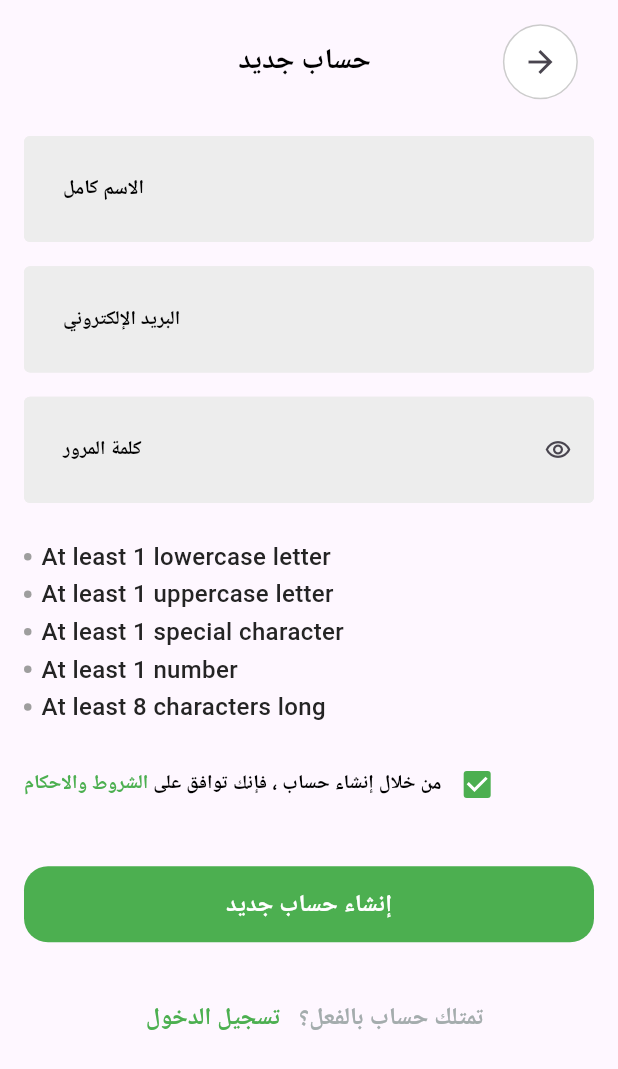
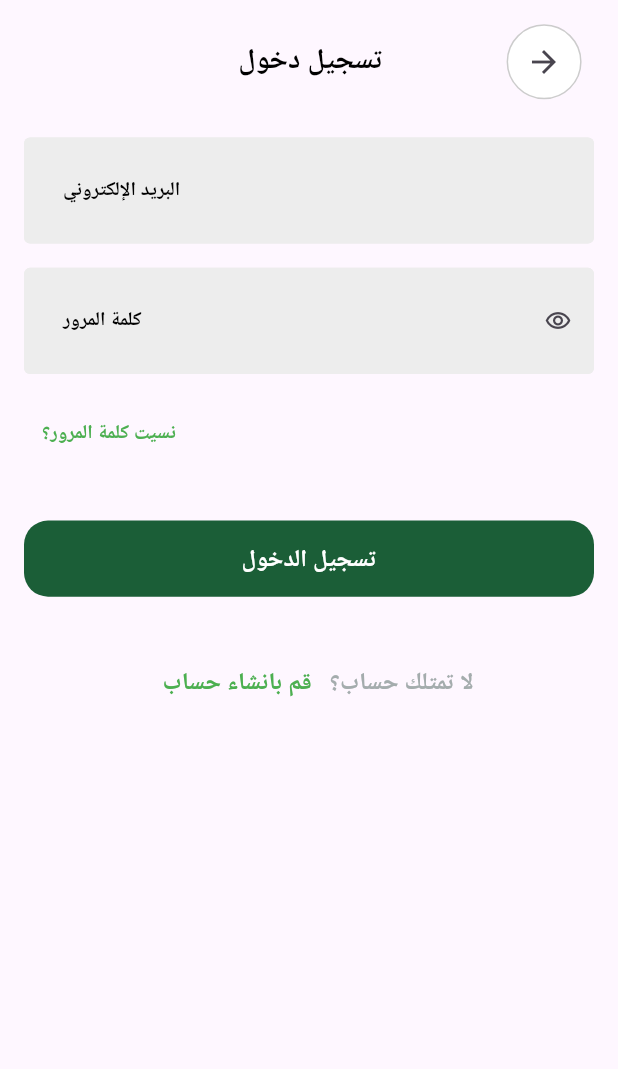
Before and after one commit to He9sham/Fruit-HUB, a Flutter app: the SignUpView screen opened by its route, after a tap on "تسجيل الدخول", on a phone screen of 412 x 824 dp. Shown: the top 1069 px of the screen. Run offline on Flutter 3.47's test engine with Material 3 defaults, Android fonts, the phone set to English and light mode, and no system bars; our stand-ins replace awesome_dialog, flutter_local_notifications, flutter_onboarding_slider, flutter_screenutil, flutter_svg, google_fonts and 1 more; Roboto replaces fonts that are missing (Cairo).

Commit message:
add text form feild and app text button

```diff
--- a/lib/core/theming/color.dart
+++ b/lib/core/theming/color.dart
@@ -5,7 +5,7 @@ class ColorsManager {
   static const Color kDarkBlueColor = Color(0xFF053149);
   static const Color mainBlue = Color(0xFFFFFFFF);
   static const Color darkBlue = Color(0xFF242424);
-  static const Color buttonColor = Color(0xFf1B5E37);
+  static const Color buttonColor = Color(0xff1B5E37);
   static const Color blackText = Colors.black;
   static const Color lighterGray = Color(0xFFEDEDED);
   static const Color moreLightGray = Color(0xFFFDFDFF);
--- a/lib/core/theming/styles.dart
+++ b/lib/core/theming/styles.dart
@@ -49,4 +49,5 @@ abstract class Styles {
       fontSize: 16,
       fontFamily: GoogleFonts.cairo().fontFamily,
       color: Colors.green);
+
 }
--- a/lib/core/utils/app_route.dart
+++ b/lib/core/utils/app_route.dart
@@ -1,4 +1,5 @@
 import 'package:commerce_hub/core/utils/router.dart';
+import 'package:commerce_hub/feature/Login_in/view/login_view.dart';
 import 'package:commerce_hub/feature/Onboarding&Splash/view/onboarding_view.dart';
 import 'package:commerce_hub/feature/Onboarding&Splash/view/splash_view.dart';
 import 'package:commerce_hub/feature/sign_up/view/sign_up_view.dart';
@@ -23,6 +24,10 @@ class AppRouter {
         return MaterialPageRoute(
           builder: (_) => const SignUpView(),
         );
+        case Routes.loginScreen:
+        return MaterialPageRoute(
+          builder: (_) => const LoginView(),
+        );
       default:
         return null;
     }
--- a/lib/core/utils/router.dart
+++ b/lib/core/utils/router.dart
@@ -2,4 +2,5 @@ class Routes {
   static const String splashScreen = '/splashScreen';
   static const String onBoardingScreen = '/onBoardingScreen';
   static const String signupScreen = '/signupScreen';
+  static const String loginScreen = '/loginScreen';
 }
--- /dev/null
+++ b/lib/feature/Login_in/view/login_view.dart
@@ -0,0 +1,76 @@
+import 'package:commerce_hub/core/helper/extensions.dart';
+import 'package:commerce_hub/core/helper/spacing.dart';
+import 'package:commerce_hub/core/theming/color.dart';
+import 'package:commerce_hub/core/theming/styles.dart';
+import 'package:commerce_hub/core/widgets/app_text_buttom.dart';
+import 'package:commerce_hub/core/widgets/app_text_form_field.dart';
+import 'package:commerce_hub/feature/sign_up/view/widgets/custom_appbar_for_auth.dart';
+import 'package:commerce_hub/feature/sign_up/view/widgets/row_text_reauth.dart';
+import 'package:flutter/material.dart';
+
+class LoginView extends StatelessWidget {
+  const LoginView({super.key});
+  @override
+  Widget build(BuildContext context) {
+    return Scaffold(
+      body: SafeArea(
+        child: SingleChildScrollView(
+          child: Padding(
+            padding: const EdgeInsets.symmetric(horizontal: 16),
+            child: Column(
+              children: [
+                verticalSpace(16),
+                CustomAppBarForAuth(
+                  title: 'تسجيل دخول',
+                  onPressed: () {
+                    context.pop();
+                  },
+                ),
+                verticalSpace(25),
+                AppTextFormField(
+                  hintText: 'البريد الإلكتروني',
+                  validator: (data) {},
+                  backgroundColor: ColorsManager.lighterGray,
+                ),
+                verticalSpace(16),
+                AppTextFormField(
+                  hintText: 'كلمة المرور',
+                  validator: (data) {},
+                  backgroundColor: ColorsManager.lighterGray,
+                  suffixIcon: const Icon(Icons.remove_red_eye_outlined),
+                ),
+                verticalSpace(16),
+                Row(
+                  children: [
+                    TextButton(
+                      onPressed: () {},
+                      child: Text(
+                        'نسيت كلمة المرور؟',
+                        style: Styles.textRowNavigate16green
+                            .copyWith(fontSize: 13),
+                      ),
+                    ),
+                  ],
+                ),
+                verticalSpace(33),
+                AppTextButton(
+                  buttonText: 'تسجيل الدخول',
+                  onPressed: () {},
+                  textStyle: Styles.textbuttom16White,
+                ),
+                verticalSpace(33),
+                RowTextReauth(
+                  title: 'قم بانشاء حساب',
+                  subtitle: 'لا تمتلك حساب؟',
+                  onPressed: () {
+                    context.pop();
+                  },
+                ),
+              ],
+            ),
+          ),
+        ),
+      ),
+    );
+  }
+}
--- a/lib/feature/Onboarding&Splash/view/onboarding_view.dart
+++ b/lib/feature/Onboarding&Splash/view/onboarding_view.dart
@@ -12,7 +12,6 @@ class OnboardingView extends StatelessWidget {
 
   @override
   Widget build(BuildContext context) {
-    // final height = sizeOfHeight(0.5, context);
     return OnBoardingSlider(
       finishButtonText: 'ابدأ الان',
       onFinish: () {
@@ -33,7 +32,7 @@ class OnboardingView extends StatelessWidget {
         ),
       ),
       skipFunctionOverride: () {
-        // context.pushNamed(Routes.loginScreen);
+        context.pushNamed(Routes.loginScreen);
       },
       controllerColor: Colors.black,
       totalPage: 2,
--- a/lib/feature/sign_up/view/sign_up_view.dart
+++ b/lib/feature/sign_up/view/sign_up_view.dart
@@ -1,8 +1,10 @@
 import 'package:commerce_hub/core/helper/extensions.dart';
 import 'package:commerce_hub/core/helper/spacing.dart';
 import 'package:commerce_hub/core/theming/styles.dart';
+import 'package:commerce_hub/core/utils/router.dart';
 import 'package:commerce_hub/core/widgets/app_text_buttom.dart';
 import 'package:commerce_hub/feature/sign_up/view/widgets/custom_appbar_for_auth.dart';
+import 'package:commerce_hub/feature/sign_up/view/widgets/row_text_reauth.dart';
 import 'package:commerce_hub/feature/sign_up/view/widgets/rowtext_check_box.dart';
 import 'package:commerce_hub/feature/sign_up/view/widgets/signup_form.dart';
 import 'package:flutter/material.dart';
@@ -34,25 +36,15 @@ class SignUpView extends StatelessWidget {
                   buttonText: 'إنشاء حساب جديد',
                   onPressed: () {},
                   textStyle: Styles.textbuttom16White,
-                  backgroundColor: Colors.green,
                 ),
                 verticalSpace(26),
-                Row(
-                  mainAxisAlignment: MainAxisAlignment.center,
-                  children: [
-                    TextButton(
-                      onPressed: () {},
-                      child: Text(
-                        'تسجيل الدخول',
-                        style: Styles.textRowNavigate16green,
-                      ),
-                    ),
-                    Text(
-                      'تمتلك حساب بالفعل؟ ',
-                      style: Styles.textRowNavigate16gray,
-                    ),
-                  ],
-                )
+                RowTextReauth(
+                  title: 'تسجيل الدخول',
+                  subtitle: 'تمتلك حساب بالفعل؟',
+                  onPressed: () {
+                    context.pushNamed(Routes.loginScreen);
+                  },
+                ),
               ],
             ),
           ),
--- a/lib/feature/sign_up/view/widgets/custom_appbar_for_auth.dart
+++ b/lib/feature/sign_up/view/widgets/custom_appbar_for_auth.dart
@@ -18,7 +18,7 @@ class CustomAppBarForAuth extends StatelessWidget {
           title,
           style: Styles.textappBarAuth,
         ),
-        horizontalSpace(80),
+        horizontalSpace(75),
         Container(
           decoration: BoxDecoration(
             border: Border.all(
--- /dev/null
+++ b/lib/feature/sign_up/view/widgets/row_text_reauth.dart
@@ -0,0 +1,32 @@
+
+import 'package:commerce_hub/core/theming/styles.dart';
+import 'package:flutter/material.dart';
+
+class RowTextReauth extends StatelessWidget {
+  const RowTextReauth(
+      {super.key,
+      required this.title,
+      required this.subtitle,
+      required this.onPressed});
+  final String title, subtitle;
+  final void Function() onPressed;
+  @override
+  Widget build(BuildContext context) {
+    return Row(
+      mainAxisAlignment: MainAxisAlignment.center,
+      children: [
+        TextButton(
+          onPressed: onPressed,
+          child: Text(
+            title,
+            style: Styles.textRowNavigate16green,
+          ),
+        ),
+        Text(
+          subtitle,
+          style: Styles.textRowNavigate16gray,
+        ),
+      ],
+    );
+  }
+}
```
